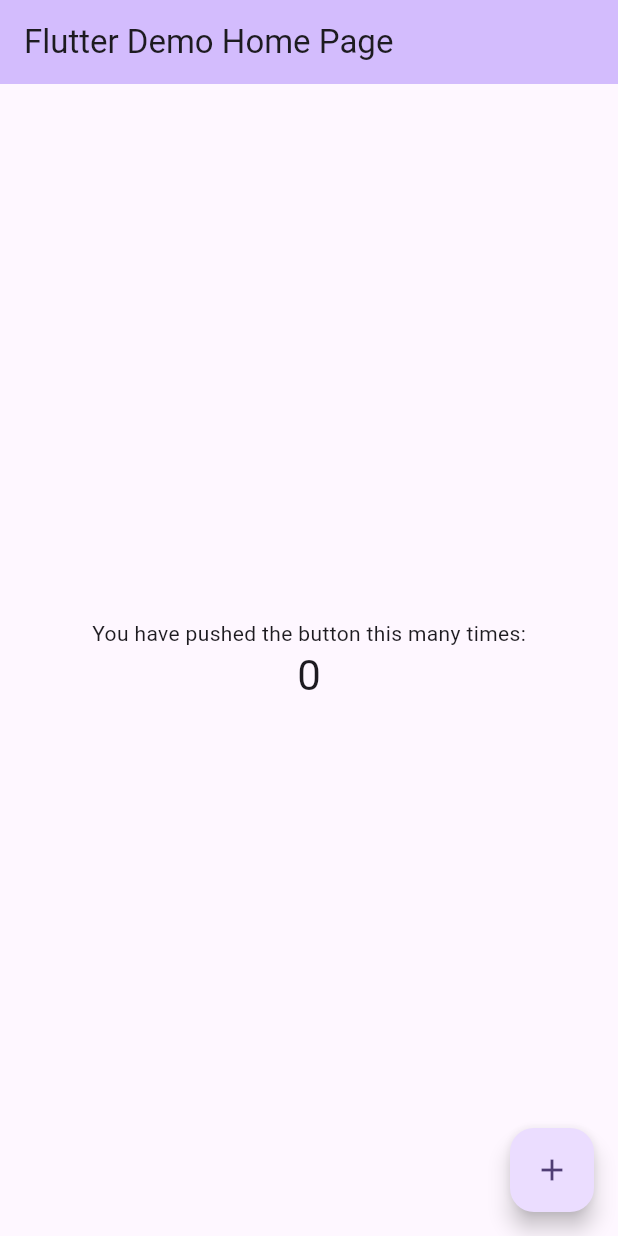
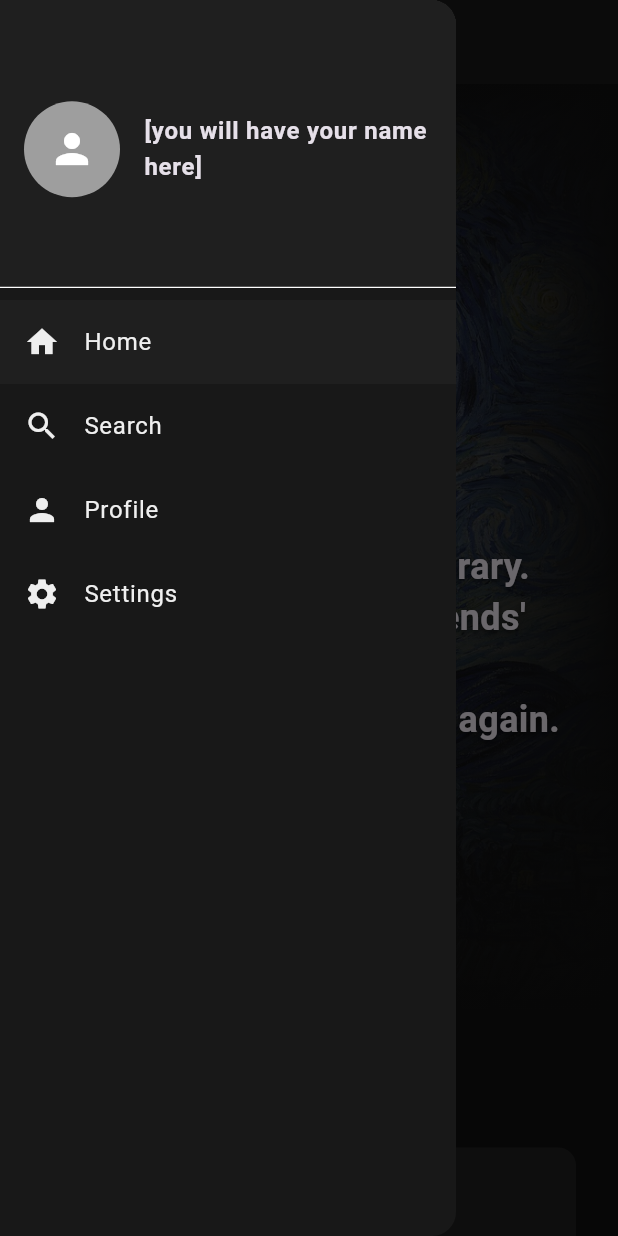
Before and after one commit to s4nj1th/tomevio-mobile-app, a Flutter app: the screen it shows after launch, with the side drawer open (before the commit the screen has no drawer), on a phone screen of 412 x 824 dp. Run offline on Flutter 3.47's test engine with Material 3 defaults, Android fonts, the light colour scheme and no system bars; our stand-ins replace google_fonts.

Commit message:
update: added static boilerplate > added static boilerplate to home screen > added app icon images > added static pages for profile, search, settings without any content

```diff
--- a/lib/main.dart
+++ b/lib/main.dart
@@ -1,122 +1,172 @@
 import 'package:flutter/material.dart';
+import 'package:google_fonts/google_fonts.dart';
+import 'package:tomevio/screens/profile_screen.dart';
+import 'package:tomevio/theme/styles.dart';
+
+import 'screens/home_screen.dart';
+import 'screens/search_screen.dart';
+import 'screens/settings_screen.dart';
 
 void main() {
   runApp(const MyApp());
 }
 
+class NavScreen {
+  final String navText;
+  final Widget screen;
+
+  const NavScreen({required this.navText, required this.screen});
+}
+
 class MyApp extends StatelessWidget {
   const MyApp({super.key});
 
-  // This widget is the root of your application.
+  ThemeData _buildDarkTheme() {
+    const background = Color(0xFF101010);
+    const backgroundSecondary = Color(0xFF181818);
+    const foreground = Color(0xFFefefef);
+    const foregroundDim = Color(0xFFcdcdcd);
+    const border = Color(0xFF2b2b2b);
+    const primary = Color(0xFF9e76f5);
+    const surface = Color(0xFF1f1f1f);
+
+    return ThemeData(
+      brightness: Brightness.dark,
+      useMaterial3: true,
+      scaffoldBackgroundColor: background,
+      canvasColor: backgroundSecondary,
+      fontFamily: GoogleFonts.averiaSerifLibre().fontFamily,
+      colorScheme: const ColorScheme.dark(
+        primary: primary,
+        secondary: foregroundDim,
+        surface: surface,
+        onPrimary: Colors.white,
+        onSecondary: Colors.white,
+        onSurface: foreground,
+      ),
+      appBarTheme: const AppBarTheme(
+        backgroundColor: backgroundSecondary,
+        foregroundColor: foreground,
+        elevation: 0,
+      ),
+      drawerTheme: const DrawerThemeData(backgroundColor: backgroundSecondary),
+      textTheme: GoogleFonts.atkinsonHyperlegibleTextTheme(
+        ThemeData.dark().textTheme,
+      ),
+      dividerColor: border,
+    );
+  }
+
   @override
   Widget build(BuildContext context) {
     return MaterialApp(
-      title: 'Flutter Demo',
-      theme: ThemeData(
-        // This is the theme of your application.
-        //
-        // TRY THIS: Try running your application with "flutter run". You'll see
-        // the application has a purple toolbar. Then, without quitting the app,
-        // try changing the seedColor in the colorScheme below to Colors.green
-        // and then invoke "hot reload" (save your changes or press the "hot
-        // reload" button in a Flutter-supported IDE, or press "r" if you used
-        // the command line to start the app).
-        //
-        // Notice that the counter didn't reset back to zero; the application
-        // state is not lost during the reload. To reset the state, use hot
-        // restart instead.
-        //
-        // This works for code too, not just values: Most code changes can be
-        // tested with just a hot reload.
-        colorScheme: ColorScheme.fromSeed(seedColor: Colors.deepPurple),
-      ),
-      home: const MyHomePage(title: 'Flutter Demo Home Page'),
+      title: 'Tomevio',
+      // debugShowCheckedModeBanner: false,
+      theme: _buildDarkTheme(),
+      home: const NavScaffold(),
     );
   }
 }
 
-class MyHomePage extends StatefulWidget {
-  const MyHomePage({super.key, required this.title});
-
-  // This widget is the home page of your application. It is stateful, meaning
-  // that it has a State object (defined below) that contains fields that affect
-  // how it looks.
-
-  // This class is the configuration for the state. It holds the values (in this
-  // case the title) provided by the parent (in this case the App widget) and
-  // used by the build method of the State. Fields in a Widget subclass are
-  // always marked "final".
-
-  final String title;
+class NavScaffold extends StatefulWidget {
+  const NavScaffold({super.key});
 
   @override
-  State<MyHomePage> createState() => _MyHomePageState();
+  State<NavScaffold> createState() => _NavScaffoldState();
 }
 
-class _MyHomePageState extends State<MyHomePage> {
-  int _counter = 0;
+class _NavScaffoldState extends State<NavScaffold> {
+  int _selectedIndex = 0;
 
-  void _incrementCounter() {
-    setState(() {
-      // This call to setState tells the Flutter framework that something has
-      // changed in this State, which causes it to rerun the build method below
-      // so that the display can reflect the updated values. If we changed
-      // _counter without calling setState(), then the build method would not be
-      // called again, and so nothing would appear to happen.
-      _counter++;
-    });
+  final List<Map<String, dynamic>> _navItems = [
+    {'icon': Icons.home, 'screen': const HomeScreen(), 'navText': 'Home'},
+    {'icon': Icons.search, 'screen': const SearchScreen(), 'navText': 'Search'},
+    {
+      'icon': Icons.person,
+      'screen': const ProfileScreen(),
+      'navText': 'Profile',
+    },
+    {
+      'icon': Icons.settings,
+      'screen': const SettingsScreen(),
+      'navText': 'Settings',
+    },
+  ];
+
+  void _onItemTapped(int index) {
+    setState(() => _selectedIndex = index);
+    Navigator.pop(context);
   }
 
   @override
   Widget build(BuildContext context) {
-    // This method is rerun every time setState is called, for instance as done
-    // by the _incrementCounter method above.
-    //
-    // The Flutter framework has been optimized to make rerunning build methods
-    // fast, so that you can just rebuild anything that needs updating rather
-    // than having to individually change instances of widgets.
+    final currentScreen = _navItems[_selectedIndex];
+    final navText = currentScreen['navText'];
+    final screen = currentScreen['screen'];
+
     return Scaffold(
       appBar: AppBar(
-        // TRY THIS: Try changing the color here to a specific color (to
-        // Colors.amber, perhaps?) and trigger a hot reload to see the AppBar
-        // change color while the other colors stay the same.
-        backgroundColor: Theme.of(context).colorScheme.inversePrimary,
-        // Here we take the value from the MyHomePage object that was created by
-        // the App.build method, and use it to set our appbar title.
-        title: Text(widget.title),
+        title: Text(
+          navText,
+          style: serif(
+            fontSize: 20,
+            fontWeight: FontWeight.bold,
+            color: Theme.of(context).colorScheme.onSurface,
+          ),
+        ),
       ),
-      body: Center(
-        // Center is a layout widget. It takes a single child and positions it
-        // in the middle of the parent.
-        child: Column(
-          // Column is also a layout widget. It takes a list of children and
-          // arranges them vertically. By default, it sizes itself to fit its
-          // children horizontally, and tries to be as tall as its parent.
-          //
-          // Column has various properties to control how it sizes itself and
-          // how it positions its children. Here we use mainAxisAlignment to
-          // center the children vertically; the main axis here is the vertical
-          // axis because Columns are vertical (the cross axis would be
-          // horizontal).
-          //
-          // TRY THIS: Invoke "debug painting" (choose the "Toggle Debug Paint"
-          // action in the IDE, or press "p" in the console), to see the
-          // wireframe for each widget.
-          mainAxisAlignment: MainAxisAlignment.center,
-          children: <Widget>[
-            const Text('You have pushed the button this many times:'),
-            Text(
-              '$_counter',
-              style: Theme.of(context).textTheme.headlineMedium,
+      body: SafeArea(child: screen),
+      drawer: Drawer(
+        child: ListView(
+          padding: EdgeInsets.zero,
+          children: [
+            SizedBox(
+              height: 200,
+              child: DrawerHeader(
+                decoration: BoxDecoration(
+                  color: Theme.of(context).colorScheme.surfaceBright,
+                ),
+                child: Row(
+                  crossAxisAlignment: CrossAxisAlignment.center,
+                  children: [
+                    const CircleAvatar(
+                      radius: 32,
+                      backgroundColor: Colors.grey,
+                      child: Icon(Icons.person, size: 32, color: Colors.white),
+                    ),
+                    const SizedBox(width: 16),
+                    Expanded(
+                      child: Column(
+                        mainAxisAlignment: MainAxisAlignment.center,
+                        crossAxisAlignment: CrossAxisAlignment.start,
+                        children: [
+                          Text(
+                            '[you will have your name here]',
+                            style: serif(fontWeight: FontWeight.bold),
+                          ),
+                        ],
+                      ),
+                    ),
+                  ],
+                ),
+              ),
             ),
+            ..._navItems.asMap().entries.map((entry) {
+              final index = entry.key;
+              final item = entry.value;
+
+              return ListTile(
+                leading: Icon(item['icon']),
+                title: Text(item['navText']),
+                selected: _selectedIndex == index,
+                selectedTileColor: Theme.of(context).colorScheme.surfaceBright,
+                selectedColor: Theme.of(context).colorScheme.onSurface,
+                onTap: () => _onItemTapped(index),
+              );
+            }),
           ],
         ),
       ),
-      floatingActionButton: FloatingActionButton(
-        onPressed: _incrementCounter,
-        tooltip: 'Increment',
-        child: const Icon(Icons.add),
-      ), // This trailing comma makes auto-formatting nicer for build methods.
     );
   }
 }
--- /dev/null
+++ b/lib/screens/home_screen.dart
@@ -0,0 +1,273 @@
+import 'package:flutter/material.dart';
+import 'package:tomevio/theme/styles.dart';
+
+class HomeScreen extends StatelessWidget {
+  const HomeScreen({super.key});
+
+  @override
+  Widget build(BuildContext context) {
+    final theme = Theme.of(context);
+    final isWide = MediaQuery.of(context).size.width >= 700;
+
+    return SingleChildScrollView(
+      child: Column(
+        crossAxisAlignment: CrossAxisAlignment.center,
+        children: [
+          // === HERO SECTION ===
+          SizedBox(
+            height: MediaQuery.of(context).size.height * 0.75,
+            child: Stack(
+              fit: StackFit.expand,
+              children: [
+                // Background image (large)
+                Positioned.fill(
+                  child: Image.asset(
+                    'assets/starryNightS.jpg',
+                    fit: BoxFit.cover,
+                    opacity: const AlwaysStoppedAnimation(0.8),
+                  ),
+                ),
+
+                // Gradient overlays
+                Positioned.fill(
+                  child: Container(
+                    decoration: BoxDecoration(
+                      gradient: LinearGradient(
+                        colors: [
+                          theme.scaffoldBackgroundColor,
+                          theme.scaffoldBackgroundColor.withAlpha(32),
+                          Colors.transparent,
+                        ],
+                        begin: Alignment.topCenter,
+                        end: Alignment.center,
+                      ),
+                    ),
+                  ),
+                ),
+                Positioned.fill(
+                  child: Container(
+                    decoration: BoxDecoration(
+                      gradient: LinearGradient(
+                        colors: [
+                          theme.scaffoldBackgroundColor,
+                          theme.scaffoldBackgroundColor.withAlpha(32),
+                          Colors.transparent,
+                        ],
+                        begin: Alignment.centerLeft,
+                        end: Alignment.centerRight,
+                      ),
+                    ),
+                  ),
+                ),
+                Positioned.fill(
+                  child: Container(
+                    decoration: BoxDecoration(
+                      gradient: LinearGradient(
+                        colors: [
+                          theme.scaffoldBackgroundColor,
+                          theme.scaffoldBackgroundColor.withAlpha(32),
+                          Colors.transparent,
+                        ],
+                        begin: Alignment.bottomCenter,
+                        end: Alignment.topCenter,
+                      ),
+                    ),
+                  ),
+                ),
+                Positioned.fill(
+                  child: Container(
+                    decoration: BoxDecoration(
+                      gradient: LinearGradient(
+                        colors: [
+                          theme.scaffoldBackgroundColor,
+                          theme.scaffoldBackgroundColor.withAlpha(32),
+                          Colors.transparent,
+                        ],
+                        begin: Alignment.centerRight,
+                        end: Alignment.centerLeft,
+                      ),
+                    ),
+                  ),
+                ),
+
+                // Content
+                Center(
+                  child: Padding(
+                    padding: const EdgeInsets.symmetric(horizontal: 24.0),
+                    child: Column(
+                      mainAxisAlignment: MainAxisAlignment.center,
+                      children: [
+                        Image.asset(
+                          'assets/tomevio.png',
+                          height: 180,
+                          fit: BoxFit.cover,
+                          opacity: const AlwaysStoppedAnimation(0.8),
+                        ),
+                        SizedBox(height: 20),
+                        Text(
+                          "Build your personal library.\nKeep track of your friends' reads.\nNever lose a great book again.",
+                          textAlign: TextAlign.center,
+                          style: serif(
+                            fontSize: theme.textTheme.headlineSmall?.fontSize,
+                            fontWeight: FontWeight.bold,
+                            color: theme.textTheme.headlineSmall?.color,
+                            shadows: const [
+                              Shadow(
+                                color: Colors.black54,
+                                offset: Offset(0, 2),
+                                blurRadius: 4,
+                              ),
+                            ],
+                          ),
+                        ),
+                        const SizedBox(height: 24),
+                        FilledButton(
+                          onPressed: () {
+                            // Navigate to /search route or tab
+                            ScaffoldMessenger.of(context).showSnackBar(
+                              const SnackBar(
+                                content: Text('[user auth soon to be done.]'),
+                              ),
+                            );
+                          },
+                          style: FilledButton.styleFrom(
+                            padding: const EdgeInsets.symmetric(
+                              vertical: 14,
+                              horizontal: 28,
+                            ),
+                          ),
+                          child: const Text(
+                            "Get Started",
+                            style: TextStyle(fontWeight: FontWeight.w900),
+                          ),
+                        ),
+                      ],
+                    ),
+                  ),
+                ),
+              ],
+            ),
+          ),
+
+          // === FEATURES SECTION ===
+          Padding(
+            padding: const EdgeInsets.symmetric(horizontal: 24, vertical: 32),
+            child: Column(
+              children: [
+                Text(
+                  "Features",
+                  style: serif(
+                    fontSize: theme.textTheme.titleLarge?.fontSize,
+                    fontWeight: FontWeight.bold,
+                  ),
+                ),
+                const SizedBox(height: 24),
+                GridView.count(
+                  shrinkWrap: true,
+                  physics: const NeverScrollableScrollPhysics(),
+                  crossAxisCount: isWide ? 3 : 1,
+                  crossAxisSpacing: 8,
+                  mainAxisSpacing: 16,
+                  childAspectRatio: 3,
+                  children: const [
+                    FeatureCard(
+                      title: "Book Search",
+                      description:
+                          "Find books and authors using the fast Tomevio API.",
+                    ),
+                    FeatureCard(
+                      title: "Detailed Views",
+                      description:
+                          "Explore descriptions, author bios, and metadata.",
+                    ),
+                    FeatureCard(
+                      title: "Responsive UI",
+                      description:
+                          "Seamless reading experience on desktop and mobile.",
+                    ),
+                  ],
+                ),
+              ],
+            ),
+          ),
+
+          // === COMING SOON SECTION ===
+          Padding(
+            padding: const EdgeInsets.symmetric(horizontal: 24, vertical: 32),
+            child: Column(
+              children: [
+                Text(
+                  "Coming Soon",
+                  style: serif(
+                    fontSize: theme.textTheme.titleLarge?.fontSize,
+                    fontWeight: FontWeight.bold,
+                  ),
+                ),
+                const SizedBox(height: 12),
+                Text.rich(
+                  TextSpan(
+                    text:
+                        "Login, personalized libraries, and reading progress sync are ",
+                    children: [
+                      TextSpan(
+                        text: "Work in Progress (WIP).",
+                        style: TextStyle(
+                          fontWeight: FontWeight.bold,
+                          color: Colors.amber[400],
+                        ),
+                      ),
+                    ],
+                  ),
+                  textAlign: TextAlign.center,
+                ),
+              ],
+            ),
+          ),
+        ],
+      ),
+    );
+  }
+}
+
+class FeatureCard extends StatelessWidget {
+  final String title;
+  final String description;
+
+  const FeatureCard({
+    super.key,
+    required this.title,
+    required this.description,
+  });
+
+  @override
+  Widget build(BuildContext context) {
+    final theme = Theme.of(context);
+    return Card(
+      elevation: 3,
+      shape: RoundedRectangleBorder(borderRadius: BorderRadius.circular(12)),
+      child: Padding(
+        padding: const EdgeInsets.all(10),
+        child: Column(
+          mainAxisAlignment: MainAxisAlignment.center,
+          children: [
+            Text(
+              title,
+              style: serif(
+                fontSize: theme.textTheme.titleMedium?.fontSize,
+                fontWeight: FontWeight.bold,
+              ),
+            ),
+            const SizedBox(height: 12),
+            Text(
+              description,
+              textAlign: TextAlign.center,
+              style: theme.textTheme.bodyMedium?.copyWith(
+                color: theme.colorScheme.onSurface.withAlpha(190),
+              ),
+            ),
+          ],
+        ),
+      ),
+    );
+  }
+}
--- /dev/null
+++ b/lib/screens/profile_screen.dart
@@ -0,0 +1,17 @@
+import 'package:flutter/material.dart';
+
+class ProfileScreen extends StatelessWidget {
+  const ProfileScreen({super.key});
+
+  @override
+  Widget build(BuildContext context) {
+    return SizedBox.expand(
+      child: Center(
+        child: Column(
+          mainAxisSize: MainAxisSize.min,
+          children: const [Text("[idk what to put here as of now]")],
+        ),
+      ),
+    );
+  }
+}
--- /dev/null
+++ b/lib/screens/search_screen.dart
@@ -0,0 +1,17 @@
+import 'package:flutter/material.dart';
+
+class SearchScreen extends StatelessWidget {
+  const SearchScreen({super.key});
+
+  @override
+  Widget build(BuildContext context) {
+    return SizedBox.expand(
+      child: Center(
+        child: Column(
+          mainAxisSize: MainAxisSize.min,
+          children: const [Text("[idk what to put here as of now]")],
+        ),
+      ),
+    );
+  }
+}
--- /dev/null
+++ b/lib/screens/settings_screen.dart
@@ -0,0 +1,17 @@
+import 'package:flutter/material.dart';
+
+class SettingsScreen extends StatelessWidget {
+  const SettingsScreen({super.key});
+
+  @override
+  Widget build(BuildContext context) {
+    return SizedBox.expand(
+      child: Center(
+        child: Column(
+          mainAxisSize: MainAxisSize.min,
+          children: const [Text("[idk what to put here as of now]")],
+        ),
+      ),
+    );
+  }
+}
--- /dev/null
+++ b/lib/theme/styles.dart
@@ -0,0 +1,42 @@
+import 'package:flutter/material.dart';
+import 'package:google_fonts/google_fonts.dart';
+
+TextStyle serif({
+  double? fontSize,
+  FontWeight? fontWeight,
+  FontStyle? fontStyle,
+  Color? color,
+  double? height,
+  TextDecoration? decoration,
+  List<Shadow>? shadows,
+}) {
+  return GoogleFonts.averiaSerifLibre(
+    fontSize: fontSize,
+    fontWeight: fontWeight,
+    fontStyle: fontStyle,
+    color: color,
+    height: height,
+    decoration: decoration,
+    shadows: shadows,
+  );
+}
+
+TextStyle sans({
+  double? fontSize,
+  FontWeight? fontWeight,
+  FontStyle? fontStyle,
+  Color? color,
+  double? height,
+  TextDecoration? decoration,
+  List<Shadow>? shadows,
+}) {
+  return GoogleFonts.atkinsonHyperlegible(
+    fontSize: fontSize,
+    fontWeight: fontWeight,
+    fontStyle: fontStyle,
+    color: color,
+    height: height,
+    decoration: decoration,
+    shadows: shadows,
+  );
+}
--- /dev/null
+++ b/lib/widgets/nav_scaffold.dart
@@ -0,0 +1,60 @@
+import 'package:flutter/material.dart';
+
+class NavScaffold extends StatelessWidget {
+  final String title;
+  final Widget body;
+
+  const NavScaffold({super.key, required this.title, required this.body});
+
+  void _navigateTo(BuildContext context, int index) {
+    final destinations = ['/home', '/search', '/settings'];
+    final routeName = destinations[index];
+
+    if (ModalRoute.of(context)?.settings.name != routeName) {
+      Navigator.pushReplacementNamed(context, routeName);
+    } else {
+      Navigator.pop(context); // just close drawer
+    }
+  }
+
+  @override
+  Widget build(BuildContext context) {
+    return Scaffold(
+      appBar: AppBar(title: Text(title)),
+      drawer: Drawer(
+        child: ListView(
+          padding: EdgeInsets.zero,
+          children: [
+            DrawerHeader(
+              decoration: BoxDecoration(
+                color: Theme.of(context).colorScheme.surface,
+              ),
+              child: Center(
+                child: Text(
+                  'Tomevio',
+                  style: Theme.of(context).textTheme.headlineSmall,
+                ),
+              ),
+            ),
+            ListTile(
+              leading: const Icon(Icons.home),
+              title: const Text('Home'),
+              onTap: () => _navigateTo(context, 0),
+            ),
+            ListTile(
+              leading: const Icon(Icons.search),
+              title: const Text('Search'),
+              onTap: () => _navigateTo(context, 1),
+            ),
+            ListTile(
+              leading: const Icon(Icons.settings),
+              title: const Text('Settings'),
+              onTap: () => _navigateTo(context, 2),
+            ),
+          ],
+        ),
+      ),
+      body: SafeArea(child: body),
+    );
+  }
+}
```
Also changed, not shown: pubspec.yaml (+6 -69 lines), assets/starryNightS.jpg (added), assets/tomevio.png (added), pubspec.lock, 73 other files.
